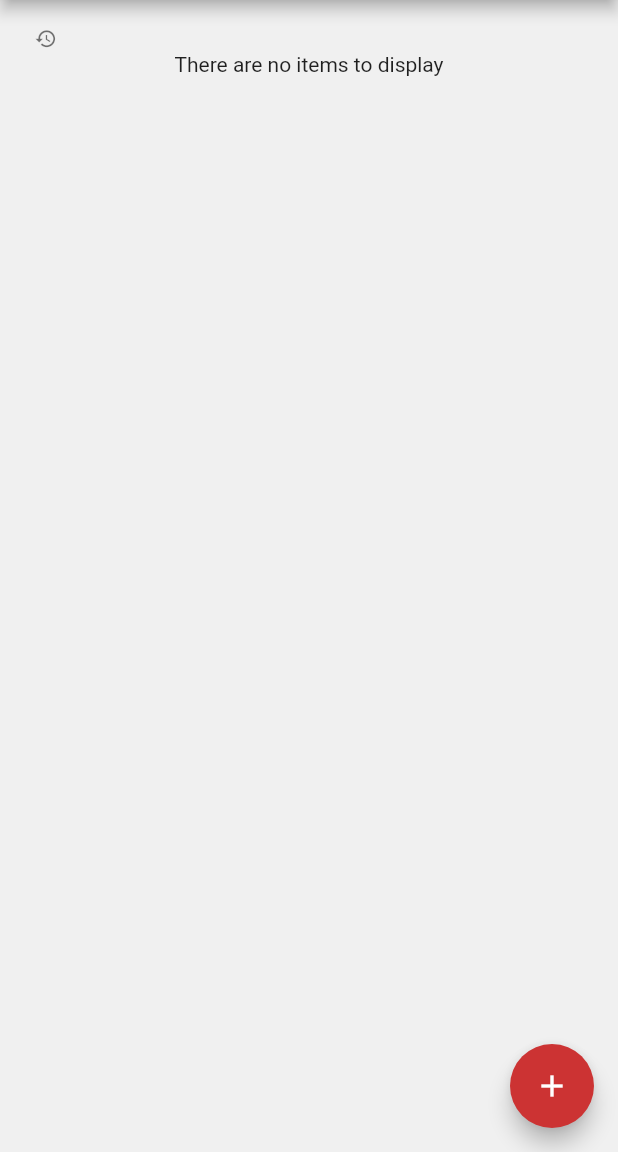
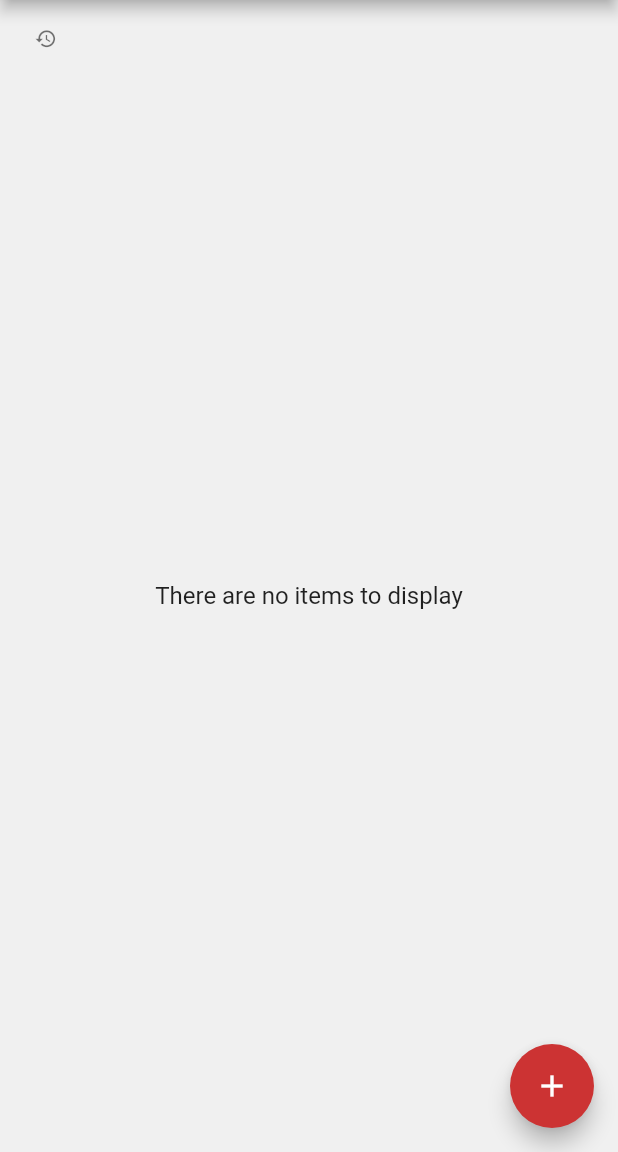
Before and after one commit to HadenHiles/NextShift, a Flutter app: the screen it shows after launch, on a phone screen of 412 x 824 dp, the part 84-1236 px from its top. Run offline on Flutter 3.47's test engine with Material 2 defaults, Android fonts, the phone set to English and light mode, and no system bars; drawn by our look-alikes of flutter_speed_dial; our stand-ins replace cloud_firestore, dropdown_formfield, firebase_auth, flutter_signin_button, google_sign_in, timeago; missing offline and left inert: dart:js_util; accounts and stored records are empty.

Commit message:
Center "no items" message vertically and make text larger. Add padding to clear filters button.

```diff
--- a/lib/Home.dart
+++ b/lib/Home.dart
@@ -251,15 +251,25 @@ class _HomeState extends State<Home> with SingleTickerProviderStateMixin {
               children: items,
             ),
           )
-        : Column(
+        : Container(
+            constraints: BoxConstraints(
+              minHeight: MediaQuery.of(context).size.height - 100,
+            ),
+            child: Column(
               mainAxisAlignment: MainAxisAlignment.center,
               crossAxisAlignment: CrossAxisAlignment.center,
               children: [
-              Text("There are no items to display"),
+                Text(
+                  "There are no items to display",
+                  style: TextStyle(
+                    fontSize: 16,
+                  ),
+                ),
                 (showCompleted || typeFilter != null || platformFilter != null)
                     ? Container(
                         margin: EdgeInsets.only(top: 15),
                         child: FlatButton(
+                          padding: EdgeInsets.all(20),
                           onPressed: () => setState(() {
                             showCompleted = false;
                             typeFilter = null;
@@ -270,6 +280,7 @@ class _HomeState extends State<Home> with SingleTickerProviderStateMixin {
                       )
                     : Container(),
               ],
+            ),
           );
   }
 
```
Lines whose indentation alone changed are shown as unchanged.
